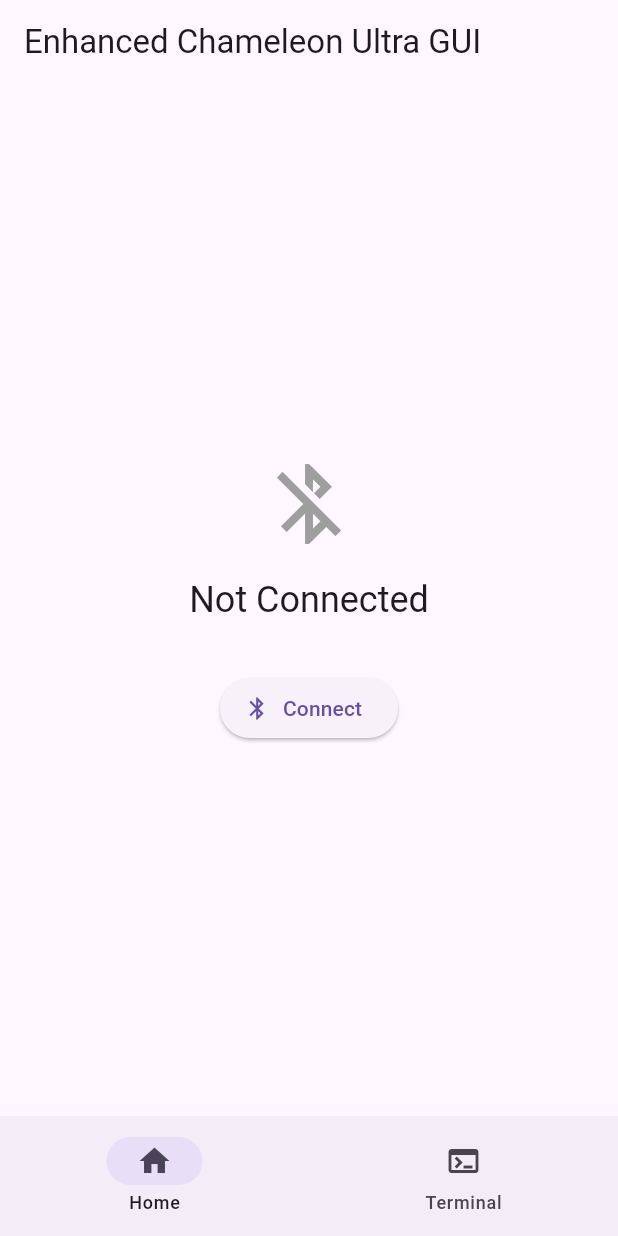
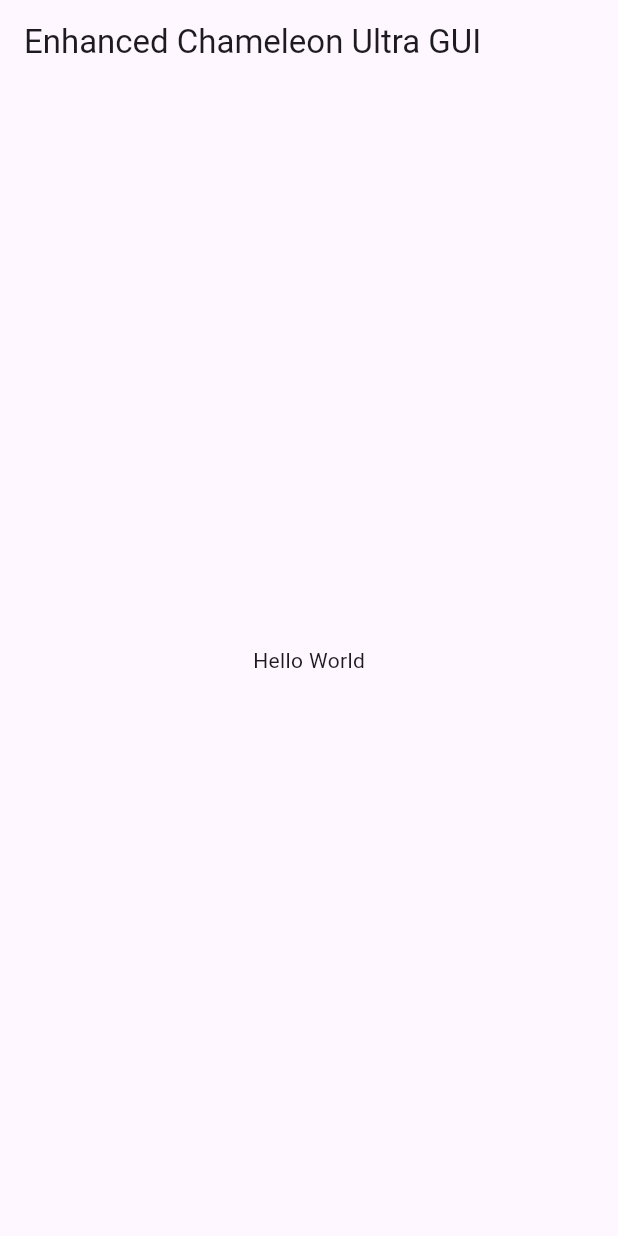
Before and after one commit to ddcash/enhanced-chameleon-ultra-gui, a Flutter app: the screen it shows after launch, on a phone screen of 412 x 824 dp. Run offline on Flutter 3.47's test engine with Material 3 defaults, Android fonts, the phone set to English and light mode, and no system bars; our stand-ins replace flutter_highlight; missing offline and left inert: xterm.

Commit message:
Replace with absolute minimal Flutter hello world app

```diff
--- a/lib/main.dart
+++ b/lib/main.dart
@@ -1,168 +1,22 @@
 import 'package:flutter/material.dart';
-import 'package:provider/provider.dart';
-import 'package:flutter_localizations/flutter_localizations.dart';
-
-import 'chameleon_connector.dart';
-import 'chameleon_communicator.dart';
 
 void main() {
-  runApp(const ChameleonUltraApp());
+  runApp(const MyApp());
 }
 
-class ChameleonUltraApp extends StatelessWidget {
-  const ChameleonUltraApp({Key? key}) : super(key: key);
+class MyApp extends StatelessWidget {
+  const MyApp({Key? key}) : super(key: key);
 
   @override
   Widget build(BuildContext context) {
-    return MultiProvider(
-      providers: [
-        ChangeNotifierProvider(create: (_) => ChameleonConnector()),
-        Provider(create: (_) => ChameleonCommunicator()),
-      ],
-      child: MaterialApp(
-        title: 'Enhanced Chameleon Ultra GUI',
-        theme: ThemeData(
-          primarySwatch: Colors.deepPurple,
-          useMaterial3: true,
+    return MaterialApp(
+      title: 'Enhanced Chameleon Ultra GUI',
+      home: Scaffold(
+        appBar: AppBar(
+          title: const Text('Enhanced Chameleon Ultra GUI'),
         ),
-        darkTheme: ThemeData(
-          brightness: Brightness.dark,
-          primarySwatch: Colors.deepPurple,
-          useMaterial3: true,
-        ),
-        themeMode: ThemeMode.system,
-        localizationsDelegates: const [
-          GlobalMaterialLocalizations.delegate,
-          GlobalWidgetsLocalizations.delegate,
-          GlobalCupertinoLocalizations.delegate,
-        ],
-        supportedLocales: const [
-          Locale('en', ''),
-        ],
-        home: const MainNavigationPage(),
-      ),
-    );
-  }
-}
-
-class MainNavigationPage extends StatefulWidget {
-  const MainNavigationPage({Key? key}) : super(key: key);
-
-  @override
-  State<MainNavigationPage> createState() => _MainNavigationPageState();
-}
-
-class _MainNavigationPageState extends State<MainNavigationPage> {
-  int _selectedIndex = 0;
-
-  final List<NavigationDestination> _destinations = [
-    const NavigationDestination(
-      icon: Icon(Icons.home_outlined),
-      selectedIcon: Icon(Icons.home),
-      label: 'Home',
-    ),
-    const NavigationDestination(
-      icon: Icon(Icons.terminal_outlined),
-      selectedIcon: Icon(Icons.terminal),
-      label: 'Terminal',
-    ),
-  ];
-
-  final List<Widget> _pages = [
-    const HomePage(),
-    const TerminalPage(),
-  ];
-
-  @override
-  Widget build(BuildContext context) {
-    return Scaffold(
-      body: IndexedStack(
-        index: _selectedIndex,
-        children: _pages,
-      ),
-      bottomNavigationBar: NavigationBar(
-        selectedIndex: _selectedIndex,
-        onDestinationSelected: (index) {
-          setState(() {
-            _selectedIndex = index;
-          });
-        },
-        destinations: _destinations,
-      ),
-    );
-  }
-}
-
-class HomePage extends StatelessWidget {
-  const HomePage({Key? key}) : super(key: key);
-
-  @override
-  Widget build(BuildContext context) {
-    return Scaffold(
-      appBar: AppBar(
-        title: const Text('Enhanced Chameleon Ultra GUI'),
-      ),
-      body: Consumer<ChameleonConnector>(
-        builder: (context, connector, child) {
-          return Center(
-            child: Column(
-              mainAxisAlignment: MainAxisAlignment.center,
-              children: [
-                Icon(
-                  connector.isConnected
-                      ? Icons.bluetooth_connected
-                      : Icons.bluetooth_disabled,
-                  size: 64,
-                  color: connector.isConnected ? Colors.green : Colors.grey,
-                ),
-                const SizedBox(height: 16),
-                Text(
-                  connector.isConnected
-                      ? 'Connected to ${connector.deviceName}'
-                      : 'Not Connected',
-                  style: Theme.of(context).textTheme.headlineSmall,
-                ),
-                const SizedBox(height: 32),
-                ElevatedButton.icon(
-                  onPressed: connector.isConnected
-                      ? () => connector.disconnectDevice()
-                      : () => connector.connectToDevice(),
-                  icon: Icon(
-                    connector.isConnected
-                        ? Icons.bluetooth_disabled
-                        : Icons.bluetooth,
-                  ),
-                  label: Text(
-                    connector.isConnected ? 'Disconnect' : 'Connect',
-                  ),
-                ),
-              ],
-            ),
-          );
-        },
-      ),
-    );
-  }
-}
-
-class TerminalPage extends StatelessWidget {
-  const TerminalPage({Key? key}) : super(key: key);
-
-  @override
-  Widget build(BuildContext context) {
-    return Scaffold(
-      appBar: AppBar(
-        title: const Text('Proxmark3 Terminal'),
-      ),
-      body: const Center(
-        child: Column(
-          mainAxisAlignment: MainAxisAlignment.center,
-          children: [
-            Icon(Icons.terminal, size: 64),
-            SizedBox(height: 16),
-            Text('Proxmark3 Terminal Interface'),
-            Text('Terminal functionality will be implemented here'),
-          ],
+        body: const Center(
+          child: Text('Hello World'),
         ),
       ),
     );
```
